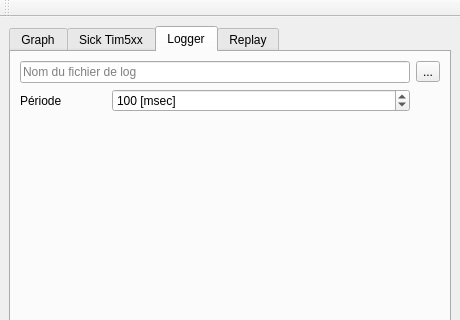
Old version of the form PluginModules/Lidar/ihm_Lidar.ui in the repository CRLG/LABOTBOX; both pictures show x 0 to 460 and y 0 to 320 of the 460 by 498 pixel window.
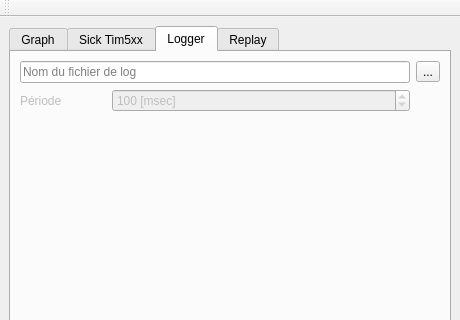
New version of the form. The open tabs and pages were chosen to show the change. Icons and pictures are not drawn. Custom widgets are drawn as their Qt base class.

Commit message: #79 [Lidar] IHM grise pour la periode du logger pas encore implementee

```diff
--- a/PluginModules/Lidar/ihm_Lidar.ui
+++ b/PluginModules/Lidar/ihm_Lidar.ui
@@ -359,6 +359,9 @@
         </item>
         <item row="1" column="0" colspan="2">
          <widget class="QLabel" name="logger_sample_period_label">
+          <property name="enabled">
+           <bool>false</bool>
+          </property>
           <property name="text">
            <string>Période</string>
           </property>
@@ -438,6 +441,9 @@
         </item>
         <item row="1" column="2">
          <widget class="QSpinBox" name="logger_sample_period">
+          <property name="enabled">
+           <bool>false</bool>
+          </property>
           <property name="minimumSize">
            <size>
             <width>75</width>
```
The commit also changes 1 other file.
